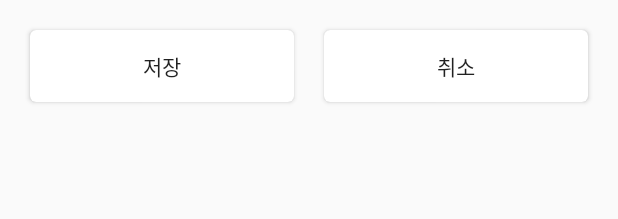
After one commit to gohep90/ttowangAndroid, an Android app: the layout coupon.xml on its own in the app's theme, with its tools: preview values and no code run, on a phone screen of 412 x 824 dp. The commit adds this screen. Shown: the top 219 px of the screen. Run offline under Robolectric (Android 15) with nearby library versions, the phone set to English and light mode, and no system bars.

Commit message:
하단 스탬프, 쿠폰

```diff
--- a/app/src/main/java/com/app/ttowang/ttowang/Main/MainActivity.java
+++ b/app/src/main/java/com/app/ttowang/ttowang/Main/MainActivity.java
@@ -47,6 +47,7 @@ public class MainActivity extends AppCompatActivity {
     private void initViewPagerAndTabs() {
         ViewPager viewPager = (ViewPager) findViewById(R.id.viewPager);
         PagerAdapter pagerAdapter = new PagerAdapter(getSupportFragmentManager());
+
         pagerAdapter.addFragment(home.createInstance(0), "홈");
         pagerAdapter.addFragment(businessMain.createInstance(1), "전체매장");
         pagerAdapter.addFragment(eventMain.createInstance(2), "이벤트");
--- /dev/null
+++ b/app/src/main/res/layout/coupon.xml
@@ -0,0 +1,69 @@
+<?xml version="1.0" encoding="utf-8"?>
+
+<LinearLayout xmlns:android="http://schemas.android.com/apk/res/android"
+    xmlns:app="http://schemas.android.com/apk/res-auto"
+    android:orientation="vertical"
+    android:layout_width="match_parent"
+    android:layout_height="match_parent"
+    app:layout_behavior="@string/appbar_scrolling_view_behavior">
+
+    <LinearLayout
+        android:layout_width="match_parent"
+        android:layout_height="match_parent"
+        android:orientation="vertical"
+        android:padding="15px">
+
+
+        <LinearLayout
+            android:layout_width="match_parent"
+            android:layout_height="wrap_content"
+            android:orientation="vertical"
+            >
+            <LinearLayout
+                android:layout_width="match_parent"
+                android:layout_height="wrap_content"
+                android:gravity="center"
+                android:orientation="horizontal">
+
+                <android.support.v7.widget.CardView
+                    xmlns:android="http://schemas.android.com/apk/res/android"
+                    xmlns:card_view="http://schemas.android.com/apk/res-auto"
+                    android:layout_width="0dp"
+                    android:layout_height="wrap_content"
+                    android:layout_weight="5"
+
+                    android:layout_margin="10dp"
+                    card_view:cardCornerRadius="4dp"
+                    >
+
+                <Button
+                    android:layout_width="match_parent"
+                    android:layout_height="match_parent"
+                    android:text="저장"
+                    android:background="#00ff0000"
+                    android:id="@+id/save_button"/>
+</android.support.v7.widget.CardView>
+                <android.support.v7.widget.CardView
+                    xmlns:android="http://schemas.android.com/apk/res/android"
+                    xmlns:card_view="http://schemas.android.com/apk/res-auto"
+                    android:layout_width="0dp"
+                    android:layout_height="wrap_content"
+                    android:layout_weight="5"
+
+                    android:layout_margin="10dp"
+                    card_view:cardCornerRadius="4dp"
+                    >
+
+                <Button
+                    android:layout_width="match_parent"
+                    android:layout_height="match_parent"
+
+                    android:text="취소"
+                    android:background="#00ff0000"
+                    android:id="@+id/cancel_button"/>
+                </android.support.v7.widget.CardView>
+            </LinearLayout>
+        </LinearLayout>
+    </LinearLayout>
+
+</LinearLayout>
--- a/app/src/main/res/layout/home_fragment.xml
+++ b/app/src/main/res/layout/home_fragment.xml
@@ -94,6 +94,7 @@
                                 android:textColor="#ffffff"
                                 android:textSize="15dp"
                                 android:text="REMAIN"
+                                android:layout_gravity="bottom"
                                 />
 
                             <TextView
@@ -112,13 +113,15 @@
                                 android:gravity="center"
                                 android:textColor="#ffffff"
                                 android:textSize="15dp"
-                                android:text="USED" />
+                                android:text="USED" android:layout_gravity="bottom"
+                                />
 
                             <TextView
                                 android:layout_width="0dp"
                                 android:layout_height="wrap_content"
                                 android:layout_weight="2"/>
                         </LinearLayout>
+
                         <LinearLayout
                             android:layout_width="match_parent"
                             android:layout_height="wrap_content"
```
Also changed, not shown: app/src/main/java/com/app/ttowang/ttowang/Home/coupon.java (added, +34 -0 lines), app/src/main/java/com/app/ttowang/ttowang/Home/home.java (+77 -9 lines), app/src/main/java/com/app/ttowang/ttowang/Home/stamp.java (added, +32 -0 lines), app/src/main/res/layout/home.xml (+17 -13 lines), app/src/main/res/layout/stamp.xml (added, +69 -0 lines).
